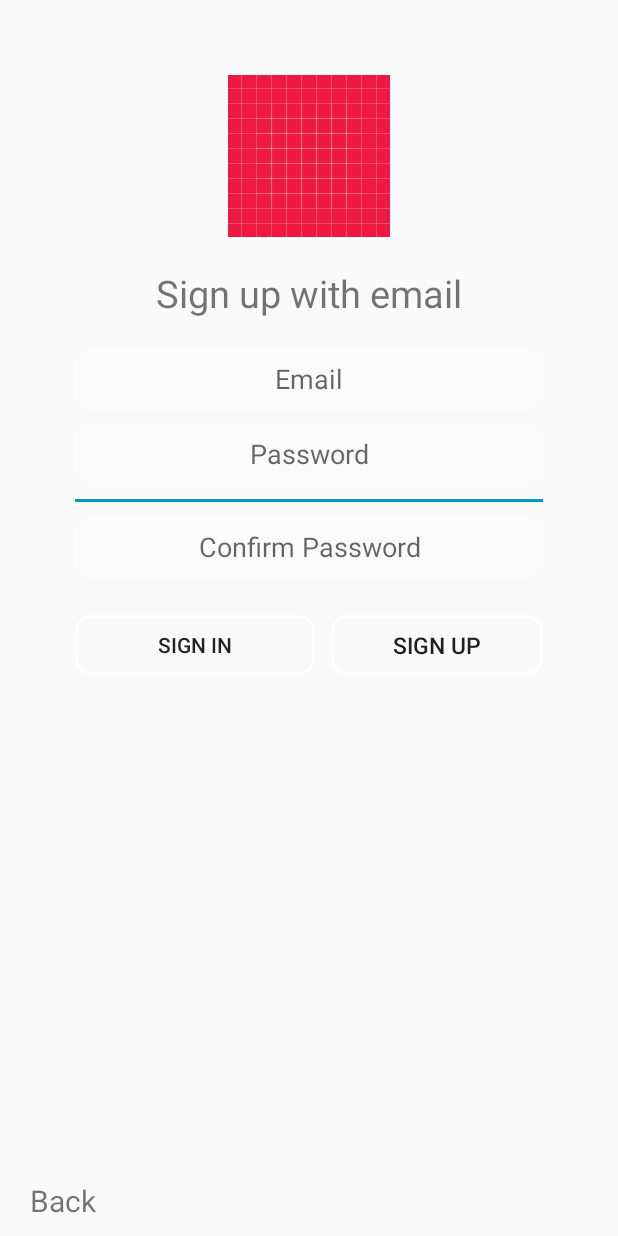
After one commit to Jaylers/save-together, an Android app: the layout fragment_email_sign.xml on its own in the app's theme, with its tools: preview values and no code run, on a phone screen of 412 x 824 dp. The commit adds this screen. Run offline under Robolectric (Android 15) with nearby library versions, the phone set to English and light mode, and no system bars.

Commit message:
new fragment of email sign in

```diff
--- a/app/build.gradle
+++ b/app/build.gradle
@@ -48,4 +48,5 @@ dependencies {
 }
 
 
+
 apply plugin: 'com.google.gms.google-services'
--- a/app/src/main/res/layout/fragment_customer_sign_in.xml
+++ b/app/src/main/res/layout/fragment_customer_sign_in.xml
@@ -24,6 +24,7 @@
             android:textAlignment="center"
             android:textSize="30sp"
             android:padding="5dp"
+            android:layout_marginBottom="30dp"
             android:text="@string/app_name"/>
 
         <ImageView
@@ -32,7 +33,7 @@
             android:layout_centerInParent="true"
             android:layout_width="300dp"
             android:layout_height="50dp"
-            android:padding="5dp"
+            android:padding="2dp"
             android:src="@drawable/ic_google_sign_in"/>
 
         <ImageView
@@ -41,7 +42,7 @@
             android:layout_width="300dp"
             android:layout_height="50dp"
             android:layout_centerInParent="true"
-            android:padding="5dp"
+            android:padding="2dp"
             android:src="@drawable/ic_facebook_sign_in"/>
 
         <ImageView
@@ -50,7 +51,7 @@
             android:layout_width="300dp"
             android:layout_height="50dp"
             android:layout_centerInParent="true"
-            android:padding="5dp"
+            android:padding="2dp"
             android:src="@drawable/ic_email_sign_in"/>
 
         <TextView
--- /dev/null
+++ b/app/src/main/res/layout/fragment_email_sign.xml
@@ -0,0 +1,117 @@
+<FrameLayout xmlns:android="http://schemas.android.com/apk/res/android"
+    xmlns:tools="http://schemas.android.com/tools"
+    android:layout_width="match_parent"
+    android:layout_height="match_parent"
+    tools:context="me.srichomthong.savetogether.center.EmailSignFragment">
+
+    <RelativeLayout
+        android:id="@+id/relative_email_control"
+        android:layout_width="match_parent"
+        android:layout_height="match_parent">
+        <ImageView
+            android:id="@+id/email_sign_app_logo"
+            android:layout_width="match_parent"
+            android:layout_height="wrap_content"
+            android:src="@drawable/ic_launcher_background"
+            android:layout_marginTop="50dp"/>
+        <TextView
+            android:id="@+id/email_sign_title"
+            android:layout_below="@+id/email_sign_app_logo"
+            android:padding="20dp"
+            android:layout_width="match_parent"
+            android:layout_height="wrap_content"
+            android:gravity="center"
+            android:textSize="25sp"
+            android:text="@string/auth_message_with_email"/>
+
+        <EditText
+            android:id="@+id/email_sign_field_email"
+            android:layout_below="@+id/email_sign_title"
+            android:layout_width="match_parent"
+            android:layout_height="40dp"
+            android:ellipsize="end"
+            android:gravity="center"
+            android:hint="@string/prompt_email"
+            style="@style/button_round_style"
+            android:layout_marginStart="50dp"
+            android:layout_marginEnd="50dp"
+            android:layout_marginBottom="10dp"
+            android:inputType="textEmailAddress" />
+
+        <EditText
+            android:id="@+id/email_sign_field_password"
+            android:layout_below="@+id/email_sign_field_email"
+            android:layout_width="match_parent"
+            android:layout_height="40dp"
+            android:ellipsize="end"
+            android:gravity="center"
+            android:hint="@string/prompt_password"
+            style="@style/button_round_style"
+            android:layout_marginStart="50dp"
+            android:layout_marginEnd="50dp"
+            android:layout_marginBottom="10dp"
+            android:inputType="textPassword" />
+
+        <View
+            android:id="@+id/email_sign_line"
+            android:layout_below="@+id/email_sign_field_password"
+            android:layout_width="match_parent"
+            android:layout_height="2dp"
+            android:layout_marginEnd="50dp"
+            android:layout_marginStart="50dp"
+            android:layout_marginBottom="10dp"
+            android:background="@color/colorBlueDtac"/>
+
+        <EditText
+            android:id="@+id/email_sign_field_repassword"
+            android:layout_below="@+id/email_sign_line"
+            android:layout_width="match_parent"
+            android:layout_height="40dp"
+            android:ellipsize="end"
+            android:gravity="center"
+            android:hint="@string/prompt_repassword"
+            style="@style/button_round_style"
+            android:layout_marginStart="50dp"
+            android:layout_marginEnd="50dp"
+            android:layout_marginBottom="25dp"
+            android:inputType="textPassword" />
+
+        <Button
+            android:id="@+id/email_sign_button_sign_in"
+            android:layout_below="@+id/email_sign_field_repassword"
+            android:layout_width="160dp"
+            android:layout_height="40dp"
+            android:padding="2dp"
+            android:layout_marginStart="50dp"
+            android:layout_marginEnd="5dp"
+            android:layout_marginBottom="10dp"
+            style="@style/button_huge_round_style"
+            android:text="@string/common_signin_button_text" />
+
+
+        <Button
+            android:id="@+id/email_sign_button_sign_up"
+            android:layout_below="@+id/email_sign_field_repassword"
+            android:layout_toRightOf="@+id/email_sign_button_sign_in"
+            android:layout_width="match_parent"
+            android:layout_height="40dp"
+            android:padding="2dp"
+            android:layout_marginStart="5dp"
+            android:layout_marginEnd="50dp"
+            android:layout_marginBottom="10dp"
+            style="@style/button_huge_round_style"
+            android:textSize="15sp"
+            android:text="@string/auth_message_sign_up" />
+
+        <TextView
+            android:id="@+id/txt_email_sign_back"
+            android:text="@string/app_message_back"
+            android:layout_marginStart="10dp"
+            android:padding="10dp"
+            android:textSize="20sp"
+            android:layout_alignParentBottom="true"
+            android:layout_width="100dp"
+            android:layout_height="wrap_content" />
+    </RelativeLayout>
+
+</FrameLayout>
--- a/app/src/main/res/values/strings.xml
+++ b/app/src/main/res/values/strings.xml
@@ -6,6 +6,8 @@
     <string name="auth_message_user_gmail">User Gmail Account</string>
     <string name="auth_message_username">Username</string>
     <string name="auth_message_sign_in">Sign in</string>
+    <string name="auth_message_sign_up">Sign up</string>
+    <string name="auth_message_with_email">Sign up with email</string>
     <string name="auth_message_im_the_restaurant">I\'m the\nrestaurant</string>
     <string name="auth_message_im_consumer">I\'m\nconsumer</string>
 
@@ -44,6 +46,7 @@
     <string name="prompt_email">Email</string>
     <string name="app_message_password">Password</string>
     <string name="prompt_password">Password</string>
+    <string name="prompt_repassword">Confirm Password</string>
     <string name="action_sign_in">Sign in or register</string>
     <string name="action_sign_in_short">Sign in</string>
     <string name="error_invalid_email">This email address is invalid</string>
@@ -57,4 +60,7 @@
     //Language
     <string name="language_thailand"> ภาษาไทย</string>
     <string name="language_english"> English</string>
+
+    <!-- TODO: Remove or change this placeholder text -->
+    <string name="hello_blank_fragment">Hello blank fragment</string>
 </resources>
--- a/app/src/main/res/values/styles.xml
+++ b/app/src/main/res/values/styles.xml
@@ -24,6 +24,10 @@
         <item name="android:background">@drawable/custom_border_round</item>
     </style>
 
+    <style name="button_huge_round_style">
+        <item name="android:background">@drawable/custom_border_round_huge</item>
+    </style>
+
     <style name="button_square_style">
         <item name="android:background">@drawable/custom_border_square</item>
     </style>
```
